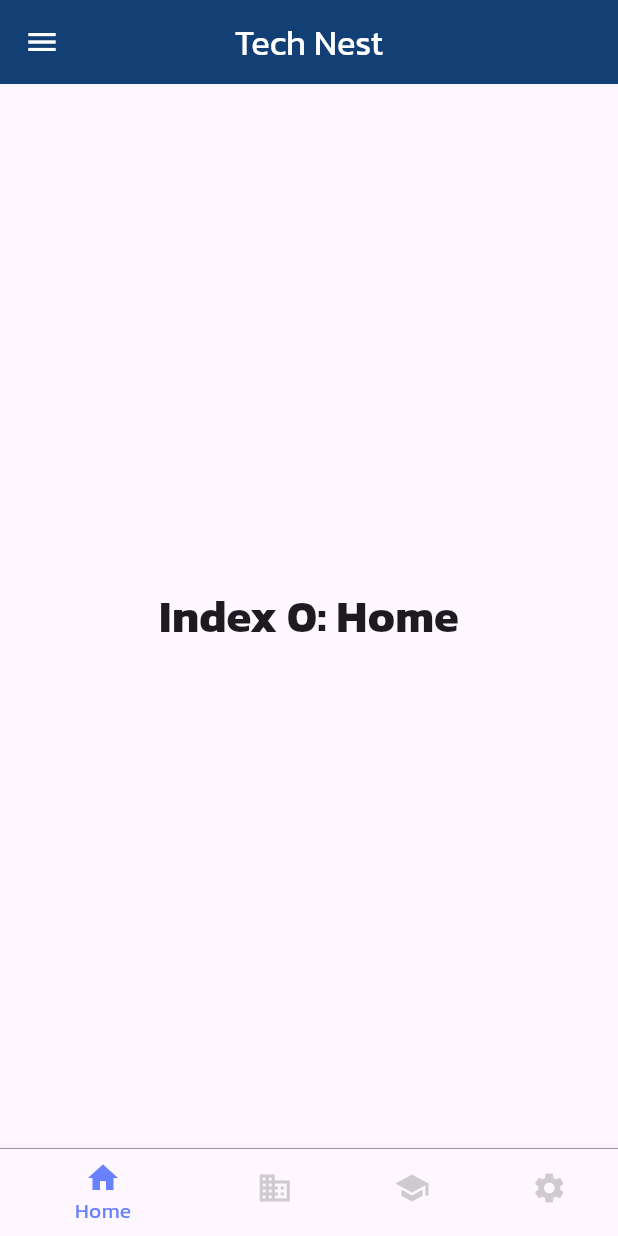
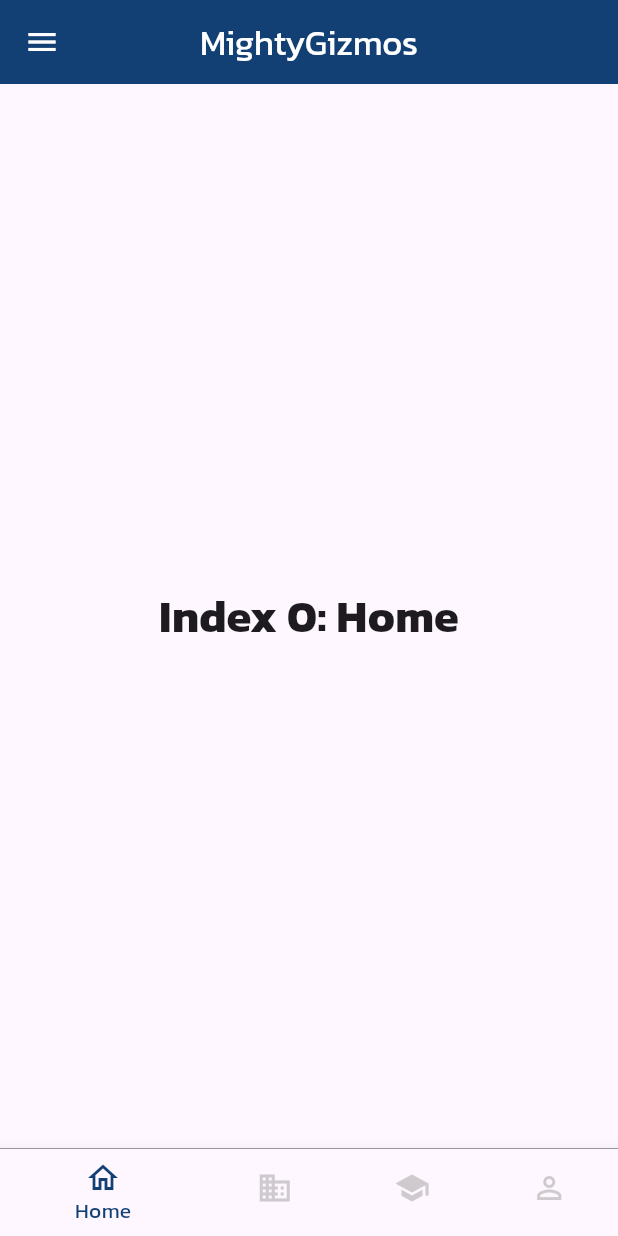
Before and after one commit to WarodomBoonpradit/flutter_project, a Flutter app: the screen it shows after launch, on a phone screen of 412 x 824 dp. Run offline on Flutter 3.47's test engine with Material 3 defaults, Android fonts, the phone set to English and light mode, and no system bars.

Commit message:
change ui

```diff
--- a/lib/homeScreen.dart
+++ b/lib/homeScreen.dart
@@ -31,7 +31,7 @@ class _HomeScreenState extends State<HomeScreen> {
       appBar: AppBar(
         centerTitle: true,
         title: const Text(
-          'Tech Nest',
+          'MightyGizmos',
           style: TextStyle(
               color: Colors.white,
               fontSize: 23,
@@ -63,7 +63,7 @@ class _HomeScreenState extends State<HomeScreen> {
         child: BottomNavigationBar(
           items: const <BottomNavigationBarItem>[
             BottomNavigationBarItem(
-              icon: Icon(Icons.home),
+              icon: Icon(Icons.home_outlined),
               label: 'Home',
             ),
             BottomNavigationBarItem(
@@ -75,14 +75,14 @@ class _HomeScreenState extends State<HomeScreen> {
               label: 'School',
             ),
             BottomNavigationBarItem(
-              icon: Icon(Icons.settings),
-              label: 'Settings',
+              icon: Icon(Icons.person_outline),
+              label: 'Profile',
             ),
           ],
           currentIndex: _selectedIndex,
           onTap: _onItemTapped,
           unselectedItemColor: Colors.grey.withOpacity(0.5), // ไอคอนโปร่งแสงเมื่อยังไม่ได้เลือก
-          selectedItemColor: const Color(0xff6981ff), // สีดำเมื่อเลือกแท็บ
+          selectedItemColor: const Color.fromRGBO(19, 64, 116, 1.0), // สีดำเมื่อเลือกแท็บ
         ),
       ),
     );
--- a/lib/splash.dart
+++ b/lib/splash.dart
@@ -62,7 +62,12 @@ class SplashScreenState extends State<SplashScreen> {
               ),
               const SizedBox(height: 20),
               const Text(
-                'Tech Nest',
+                'MightyGizmos',
+                style: TextStyle(
+                  fontSize: 24,
+                  fontWeight: FontWeight.bold,
+                  color: Colors.white,
+                ),
 
               ),
             ],
```
